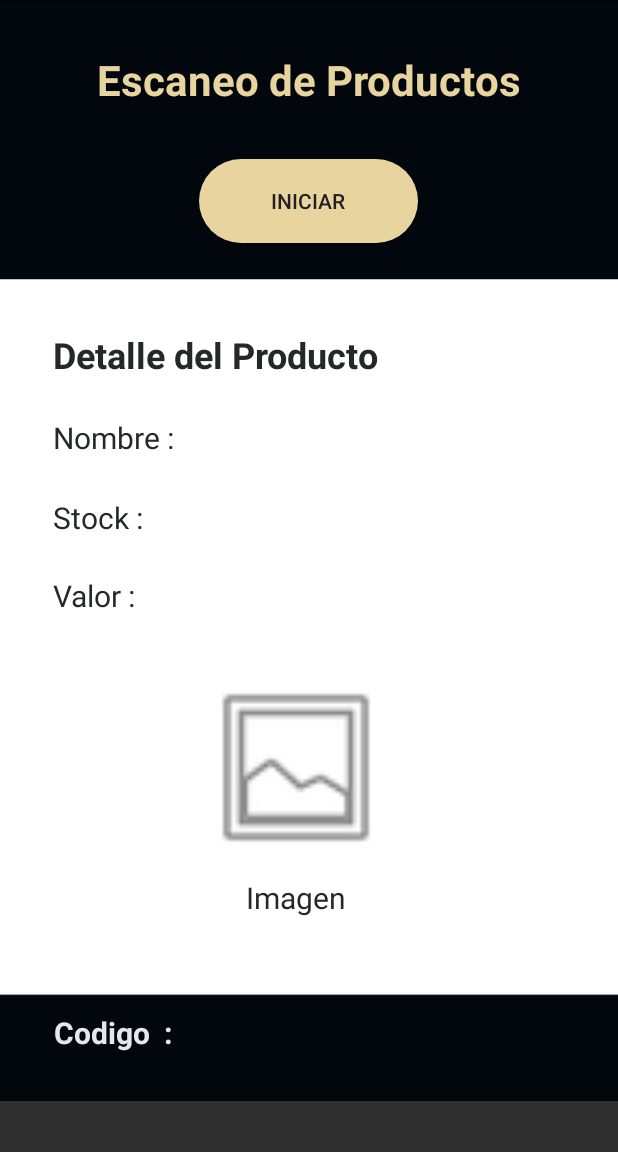
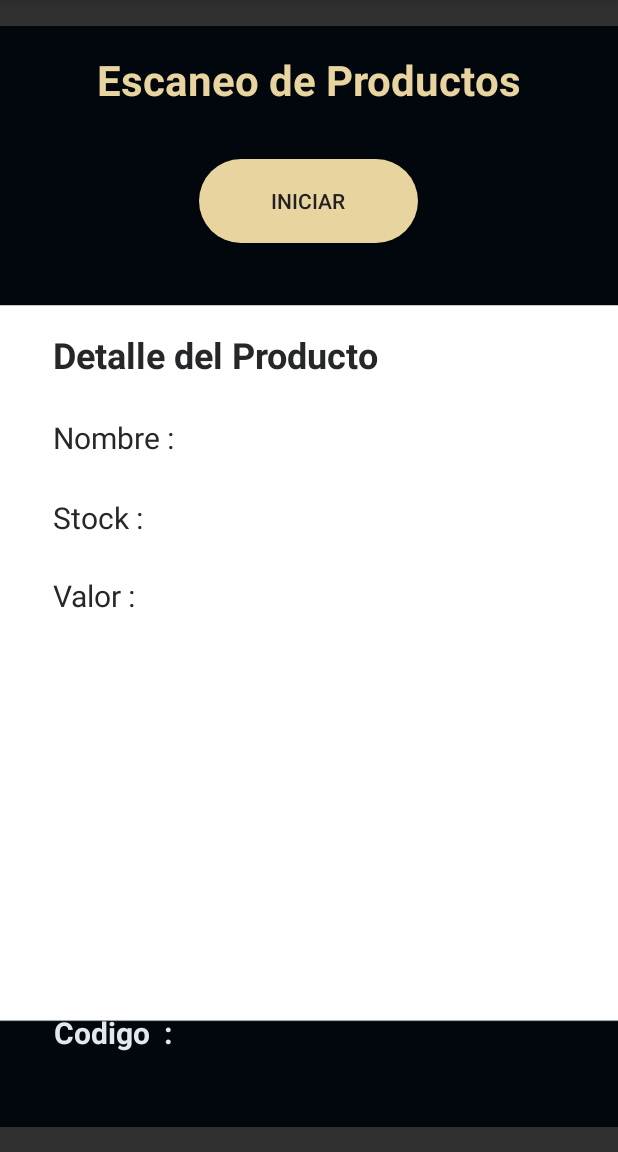
Before and after one commit to chein5/Freshmetryx, an Android app built with Jetpack Compose: the MainActivity screen opened directly, with no data from a screen before it, on a phone screen of 412 x 824 dp, the part 84-1236 px from its top. Run offline under Robolectric (Android 15) with nearby library versions, the phone set to English and light mode, and no system bars; our stand-ins replace Firebase (no records; nobody signed in at launch, a user with empty details on screens opened directly); libraries missing offline, so code that uses them is left out: com.google.zxing.integration; 3 statements that could not run were skipped.

Commit message:
Borre la Imagen del Activity Scanner

```diff
--- a/app/src/main/res/layout/activity_main.xml
+++ b/app/src/main/res/layout/activity_main.xml
@@ -11,9 +11,11 @@
         android:layout_width="416dp"
         android:layout_height="734dp"
         android:scaleType="fitXY"
-        app:srcCompat="@drawable/bg_home"
-        tools:layout_editor_absoluteX="-2dp"
-        tools:layout_editor_absoluteY="-2dp" />
+        app:layout_constraintBottom_toBottomOf="parent"
+        app:layout_constraintEnd_toEndOf="parent"
+        app:layout_constraintStart_toStartOf="parent"
+        app:layout_constraintTop_toTopOf="parent"
+        app:srcCompat="@drawable/bg_home" />
 
     <TextView
         android:id="@+id/textView12"
@@ -31,26 +33,11 @@
         app:layout_constraintTop_toBottomOf="@+id/textView6" />
 
     <TextView
-        android:id="@+id/textView13"
-        android:layout_width="129dp"
-        android:layout_height="28dp"
-        android:layout_marginStart="132dp"
-        android:layout_marginTop="8dp"
-        android:layout_marginEnd="150dp"
-        android:text="Imagen"
-        android:textAlignment="center"
-        android:textColor="#262729"
-        android:textSize="20sp"
-        app:layout_constraintEnd_toEndOf="parent"
-        app:layout_constraintStart_toStartOf="parent"
-        app:layout_constraintTop_toBottomOf="@+id/imageView5" />
-
-    <TextView
         android:id="@+id/textView14"
         android:layout_width="346dp"
         android:layout_height="31dp"
         android:layout_marginStart="35dp"
-        android:layout_marginTop="62dp"
+        android:layout_marginTop="255dp"
         android:layout_marginEnd="30dp"
         android:text="Codigo  :"
         android:textAlignment="textStart"
@@ -59,7 +46,7 @@
         android:textStyle="bold"
         app:layout_constraintEnd_toEndOf="parent"
         app:layout_constraintStart_toStartOf="parent"
-        app:layout_constraintTop_toBottomOf="@+id/textView13" />
+        app:layout_constraintTop_toBottomOf="@+id/textView12" />
 
     <TextView
         android:id="@+id/textView3"
@@ -138,16 +125,4 @@
         app:layout_constraintStart_toStartOf="parent"
         app:layout_constraintTop_toBottomOf="@+id/textView3" />
 
-    <ImageView
-        android:id="@+id/imageView5"
-        android:layout_width="129dp"
-        android:layout_height="130dp"
-        android:layout_marginStart="132dp"
-        android:layout_marginTop="27dp"
-        android:layout_marginEnd="150dp"
-        app:layout_constraintEnd_toEndOf="parent"
-        app:layout_constraintStart_toStartOf="parent"
-        app:layout_constraintTop_toBottomOf="@+id/textView12"
-        app:srcCompat="@android:drawable/ic_menu_gallery" />
-
 </androidx.constraintlayout.widget.ConstraintLayout>
```
